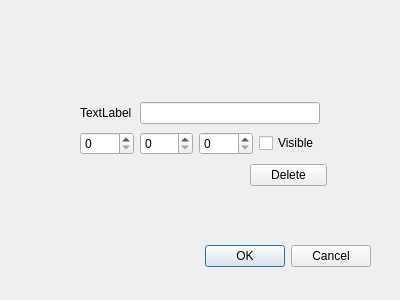
Old version of the form GUI/optiondialog.ui in the repository ninyo999/2024_EEEE2076_GROUP6.
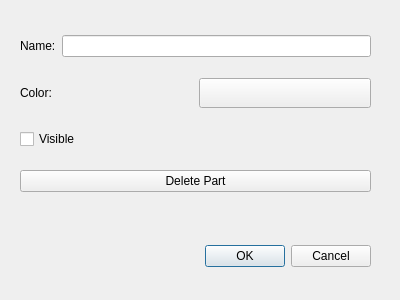
New version of the form.

Commit message: Color Picker Added

Diff of the .ui file:
```diff
--- a/GUI/optiondialog.ui
+++ b/GUI/optiondialog.ui
@@ -32,67 +32,62 @@
   <widget class="QWidget" name="layoutWidget">
    <property name="geometry">
     <rect>
-     <x>80</x>
-     <y>100</y>
-     <width>240</width>
-     <height>57</height>
+     <x>20</x>
+     <y>20</y>
+     <width>351</width>
+     <height>191</height>
     </rect>
    </property>
-   <layout class="QGridLayout" name="gridLayout">
-    <item row="0" column="1" colspan="3">
-     <widget class="QLineEdit" name="lineEdit"/>
+   <layout class="QVBoxLayout" name="verticalLayout">
+    <item>
+     <layout class="QHBoxLayout" name="horizontalLayout">
+      <item>
+       <widget class="QLabel" name="label">
+        <property name="text">
+         <string>Name:</string>
+        </property>
+       </widget>
+      </item>
+      <item>
+       <widget class="QLineEdit" name="lineEdit"/>
+      </item>
+     </layout>
     </item>
-    <item row="1" column="0">
-     <widget class="QSpinBox" name="spinBoxR">
-      <property name="maximum">
-       <number>255</number>
-      </property>
-     </widget>
+    <item>
+     <layout class="QHBoxLayout" name="horizontalLayout_2">
+      <item>
+       <widget class="QLabel" name="label_2">
+        <property name="text">
+         <string>Color:</string>
+        </property>
+       </widget>
+      </item>
+      <item>
+       <widget class="QPushButton" name="colorButton">
+        <property name="text">
+         <string/>
+        </property>
+        <property name="minimumSize">
+         <size>
+          <width>50</width>
+          <height>30</height>
+         </size>
+        </property>
+       </widget>
+      </item>
+     </layout>
     </item>
-    <item row="1" column="1">
-     <widget class="QSpinBox" name="spinBoxG">
-      <property name="maximum">
-       <number>255</number>
-      </property>
-     </widget>
-    </item>
-    <item row="1" column="2">
-     <widget class="QSpinBox" name="spinBoxB">
-      <property name="maximum">
-       <number>255</number>
-      </property>
-     </widget>
-    </item>
-    <item row="1" column="3">
+    <item>
      <widget class="QCheckBox" name="checkBox">
       <property name="text">
        <string>Visible</string>
       </property>
      </widget>
     </item>
-    <item row="0" column="0">
-     <widget class="QLabel" name="colorPreviewLabel">
-      <property name="text">
-       <string>TextLabel</string>
-      </property>
-     </widget>
-    </item>
-   </layout>
-  </widget>
-  <widget class="QWidget" name="verticalLayoutWidget">
-   <property name="geometry">
-    <rect>
-     <x>250</x>
-     <y>160</y>
-     <width>77</width>
-     <height>31</height>
-    </rect>
-   </property>
-   <layout class="QVBoxLayout" name="verticalLayout">
     <item>
      <widget class="QPushButton" name="deleteButton">
       <property name="text">
-       <string>Delete</string>
+       <string>Delete Part</string>
       </property>
      </widget>
     </item>
```
Left out of the diff: 2 changed lines with no effect on the pictures. The commit also changes 8 other files.
